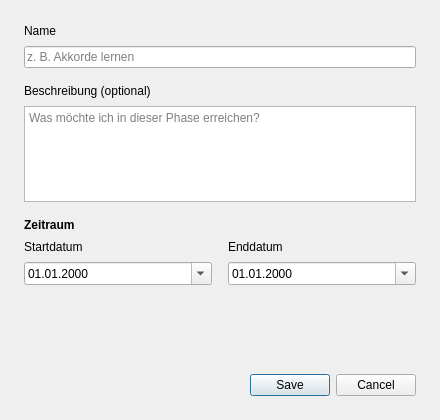
First picture: the form in resources/timelinephasedialog.ui, repository ItsDylan255/Skillbase, before the edit.
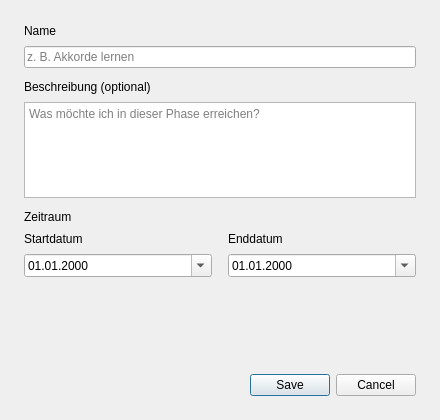
Second picture: the form after the edit.

```diff
--- a/resources/timelinephasedialog.ui
+++ b/resources/timelinephasedialog.ui
@@ -15,7 +15,7 @@
   </property>
   <layout class="QVBoxLayout" name="dialogLayout">
    <property name="spacing">
-    <number>16</number>
+    <number>12</number>
    </property>
    <property name="leftMargin">
     <number>24</number>
@@ -87,11 +87,6 @@
      </property>
      <item>
       <widget class="QLabel" name="periodLabel">
-       <property name="font">
-        <font>
-         <bold>true</bold>
-        </font>
-       </property>
        <property name="text">
         <string>Zeitraum</string>
        </property>
@@ -162,7 +157,7 @@
      <property name="sizeHint" stdset="0">
       <size>
        <width>20</width>
-       <height>8</height>
+       <height>10</height>
       </size>
      </property>
     </spacer>
```
